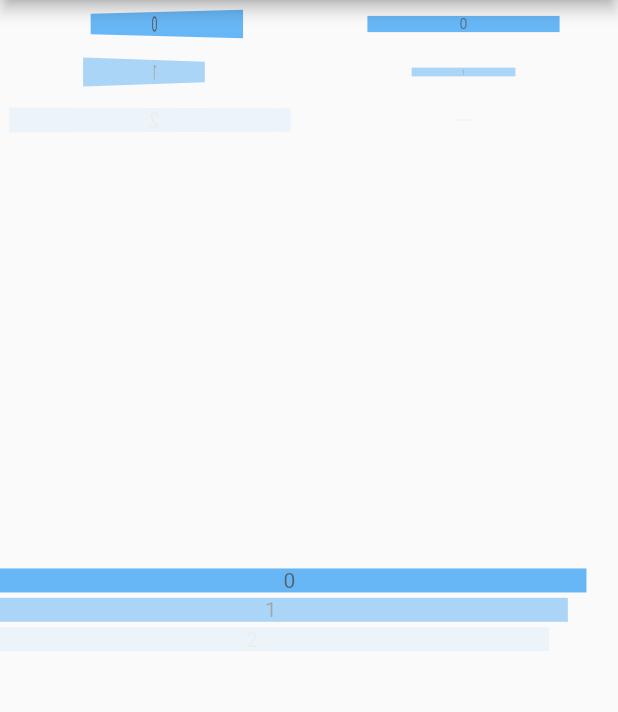
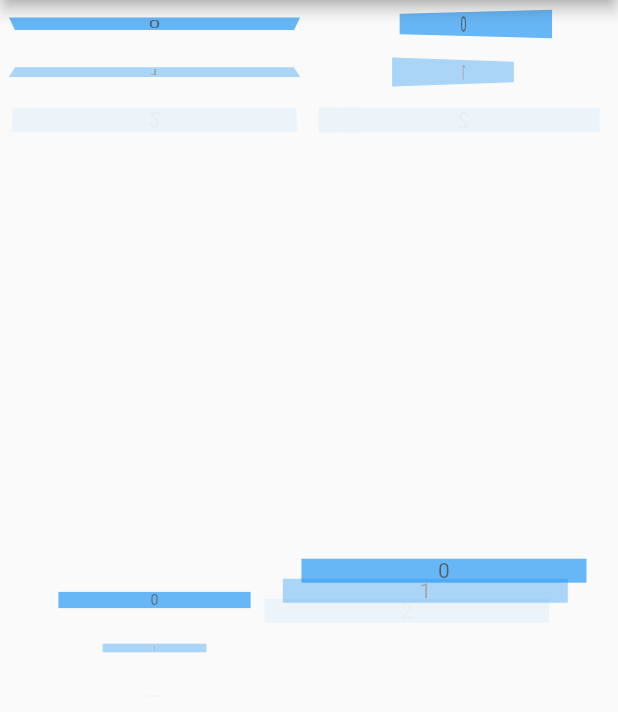
Before and after one commit to w830207/animated_list_item, a Flutter app: the first screen one second after launch, on a phone screen of 412 x 824 dp, the part 84-796 px from its top. Run offline on Flutter 3.47's test engine with Material 2 defaults, Android fonts, the light colour scheme and no system bars.

Commit message:
feat: 注釋 and example 調整

```diff
--- a/example/lib/main.dart
+++ b/example/lib/main.dart
@@ -34,6 +34,15 @@ class _MyHomePageState extends State<MyHomePage>
   late AnimationController _animationController;
   List list = [0, 1, 2, 3, 4, 5, 6, 7, 8, 9];
 
+  Container item(int index) {
+    return Container(
+      color: Colors.blue,
+      margin: const EdgeInsets.all(8),
+      alignment: Alignment.center,
+      child: Text("$index"),
+    );
+  }
+
   @override
   void initState() {
     super.initState();
@@ -59,19 +68,12 @@ class _MyHomePageState extends State<MyHomePage>
                   child: ListView.builder(
                       itemCount: list.length,
                       itemBuilder: (context, index) {
-                        Widget widget = Container(
-                          color: Colors.blue,
-                          margin: const EdgeInsets.all(8),
-                          alignment: Alignment.center,
-                          child: Text("$index"),
-                        );
-
                         return AnimatedListItem(
                           index: index,
                           length: list.length,
                           aniController: _animationController,
-                          animationType: AnimationType.flip,
-                          child: widget,
+                          animationType: AnimationType.flipX,
+                          child: item(index),
                         );
                       }),
                 ),
@@ -79,19 +81,12 @@ class _MyHomePageState extends State<MyHomePage>
                   child: ListView.builder(
                       itemCount: list.length,
                       itemBuilder: (context, index) {
-                        Widget widget = Container(
-                          color: Colors.blue,
-                          margin: const EdgeInsets.all(8),
-                          alignment: Alignment.center,
-                          child: Text("$index"),
-                        );
-
                         return AnimatedListItem(
                           index: index,
                           length: list.length,
                           aniController: _animationController,
-                          animationType: AnimationType.zoom,
-                          child: widget,
+                          animationType: AnimationType.flipY,
+                          child: item(index),
                         );
                       }),
                 ),
@@ -99,26 +94,38 @@ class _MyHomePageState extends State<MyHomePage>
             ),
           ),
           Expanded(
+            child: Row(
+              children: [
+                Expanded(
                   child: ListView.builder(
                       itemCount: list.length,
                       itemBuilder: (context, index) {
-                  Widget widget = Container(
-                    color: Colors.blue,
-                    margin: const EdgeInsets.all(8),
-                    alignment: Alignment.center,
-                    child: Text("$index"),
-                  );
-
                         return AnimatedListItem(
                           index: index,
                           length: list.length,
-                    startY: 40,
-                    startX: 40,
                           aniController: _animationController,
-                    animationType: AnimationType.slide,
-                    child: widget,
+                          animationType: AnimationType.zoomIn,
+                          child: item(index),
                         );
                       }),
+                ),
+                Expanded(
+                  child: ListView.builder(
+                      itemCount: list.length,
+                      itemBuilder: (context, index) {
+                        return AnimatedListItem(
+                          index: index,
+                          length: list.length,
+                          aniController: _animationController,
+                          animationType: AnimationType.slideIn,
+                          startX: 40,
+                          startY: 60,
+                          child: item(index),
+                        );
+                      }),
+                ),
+              ],
+            ),
           ),
         ],
       ), // This trailing comma makes auto-formatting nicer for build methods.
--- a/lib/animated_list_item.dart
+++ b/lib/animated_list_item.dart
@@ -2,19 +2,38 @@ import 'package:flutter/material.dart';
 import 'dart:math';
 
 enum AnimationType {
-  slide,
-  flip,
-  zoom,
+  flipX,
+  flipY,
+  zoomIn,
+  slideIn,
 }
 
 class AnimatedListItem extends StatefulWidget {
   final Widget child;
+
+  /// the index of this item in List etc.
   final int index;
+
+  /// amount of all these items
   final int length;
+
+  ///
   final AnimationController aniController;
+
+  /// If [animationType] is [AnimationType.slideIn], [startX] must not be null.
+  /// [startX] only works when [animationType] is [AnimationType.slideIn].
+  /// [startX] decide item starting point in x-axis
   final double? startX;
+
+  /// If [animationType] is [AnimationType.slideIn], [startY] must not be null.
+  /// [startY] only works when [animationType] is [AnimationType.slideIn].
+  /// [startY] decide item starting point in x-axis
   final double? startY;
+
+  ///  animation curves
   final Curve curve;
+
+  /// use [animationType] to chose what Animation you want.
   final AnimationType animationType;
 
   const AnimatedListItem({
@@ -26,21 +45,21 @@ class AnimatedListItem extends StatefulWidget {
     this.startX,
     this.startY,
     this.curve = Curves.linear,
-    this.animationType = AnimationType.slide,
+    this.animationType = AnimationType.slideIn,
   })  : assert(
-            animationType == AnimationType.slide
+            animationType == AnimationType.slideIn
                 ? startX == null
                     ? false
                     : true
                 : true,
-            "AnimationType.slide startX 必填"),
+            "If animationType is AnimationType.slide, startX must not be null."),
         assert(
-            animationType == AnimationType.slide
+            animationType == AnimationType.slideIn
                 ? startY == null
                     ? false
                     : true
                 : true,
-            "AnimationType.slide startY 必填"),
+            "If animationType is AnimationType.slide, startY must not be null."),
         super(key: key);
 
   @override
@@ -77,25 +96,32 @@ class _AnimatedListItemState extends State<AnimatedListItem>
         );
 
         switch (widget.animationType) {
-          case AnimationType.slide:
+          case AnimationType.flipX:
+            return Transform(
+                alignment: Alignment.center,
+                transform: Matrix4.identity()
+                  ..setEntry(3, 2, 0.003)
+                  ..rotateX((1 - itemAnimation().value) * pi),
+                child: child);
+          case AnimationType.flipY:
+            return Transform(
+                alignment: Alignment.center,
+                transform: Matrix4.identity()
+                  ..setEntry(3, 2, 0.002)
+                  ..rotateY((1 - itemAnimation().value) * pi),
+                child: child);
+          case AnimationType.zoomIn:
+            return Transform.scale(
+                alignment: Alignment.center,
+                scale: itemAnimation().value,
+                child: child);
+          case AnimationType.slideIn:
             return Transform.translate(
               offset: Offset(
                   itemAnimation().value * widget.startX - widget.startX,
                   itemAnimation().value * widget.startY - widget.startY),
               child: child,
             );
-          case AnimationType.flip:
-            return Transform(
-                alignment: Alignment.center,
-                transform: Matrix4.identity()
-                  ..setEntry(3, 2, 0.002)
-                  ..rotateY((1 - itemAnimation().value) * pi),
-                child: child);
-          case AnimationType.zoom:
-            return Transform.scale(
-                alignment: Alignment.center,
-                scale: itemAnimation().value,
-                child: child);
         }
       },
       child: widget.child,
```
Also changed, not shown: 1 other file. Lines whose indentation alone changed are shown as unchanged.
